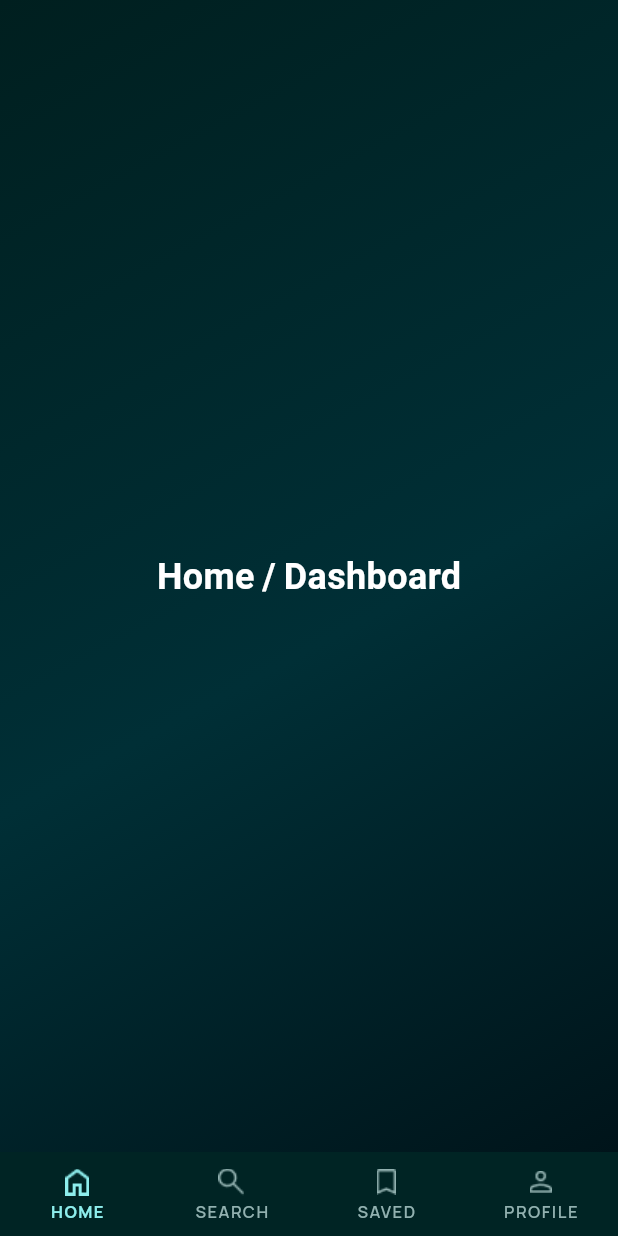
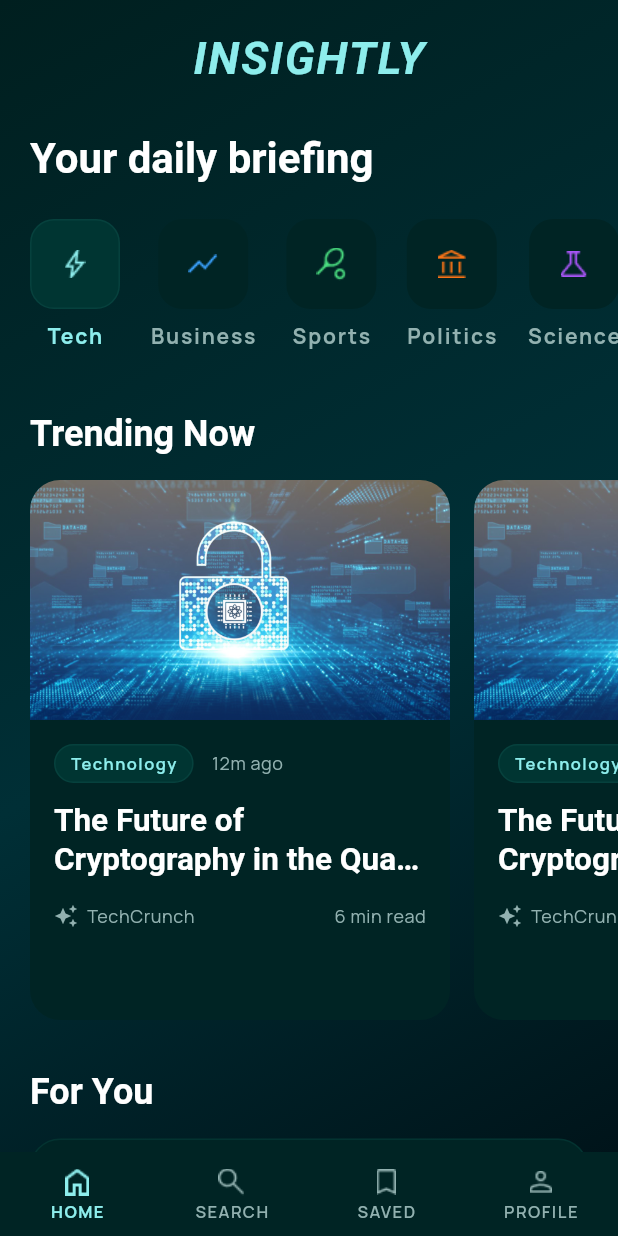
Before and after one commit to HanyaEssam/News_App-Flutter, a Flutter app: the screen it shows after launch, on a phone screen of 412 x 824 dp. Run offline on Flutter 3.47's test engine with Material 3 defaults, Android fonts, the phone set to English and light mode, and no system bars; our stand-ins replace google_fonts; Roboto replaces fonts that are missing (Times New Roman).

Commit message:
home screen

```diff
--- /dev/null
+++ b/lib/core/widgets/home_widgets/category_list.dart
@@ -0,0 +1,72 @@
+import 'package:flutter/material.dart';
+import '../../../core/theme/app_colors.dart';
+
+class CategoryList extends StatefulWidget {
+  const CategoryList({super.key});
+
+  @override
+  State<CategoryList> createState() => _CategoryListState();
+}
+
+class _CategoryListState extends State<CategoryList> {
+  int selectedIndex = 0;
+
+  final List<Map<String, String>> categories = [
+    {'name': 'Tech', 'iconPath': 'assets/images/tech.png'},
+    {'name': 'Business', 'iconPath': 'assets/images/business.png'},
+    {'name': 'Sports', 'iconPath': 'assets/images/sport.png'},
+    {'name': 'Politics', 'iconPath': 'assets/images/politics.png'},
+    {'name': 'Science', 'iconPath': 'assets/images/science.png'},
+    {'name': 'Culture', 'iconPath': 'assets/images/culture.png'},
+  ];
+
+  @override
+  Widget build(BuildContext context) {
+    return SizedBox(
+      height: 95,
+      child: ListView.separated(
+        scrollDirection: Axis.horizontal,
+        padding: const EdgeInsets.symmetric(horizontal: 20),
+        itemCount: categories.length,
+        separatorBuilder: (context, index) => const SizedBox(width: 20),
+        itemBuilder: (context, index) {
+          bool isSelected = index == selectedIndex;
+
+          return GestureDetector(
+            onTap: () {
+              setState(() {
+                selectedIndex = index;
+              });
+            },
+            child: Column(
+              children: [
+                Container(
+                  height: 60,
+                  width: 60,
+                  alignment: Alignment.center,
+                  decoration: BoxDecoration(
+                    color: isSelected ? AppColors.inputFill : AppColors.cardDark,
+                    borderRadius: BorderRadius.circular(16),
+                    border: isSelected ? Border.all(color: AppColors.border) : null,
+                  ),
+                  child: Image.asset(
+                    categories[index]['iconPath']!,
+                    width: 32,
+                    height: 32,
+                  ),
+                ),
+                const SizedBox(height: 8),
+                Text(
+                  categories[index]['name']!,
+                  style: Theme.of(context).textTheme.titleSmall?.copyWith(
+                    color: isSelected ? AppColors.primary : AppColors.mutedText,
+                  ),
+                ),
+              ],
+            ),
+          );
+        },
+      ),
+    );
+  }
+}
--- /dev/null
+++ b/lib/core/widgets/home_widgets/for_you_card.dart
@@ -0,0 +1,153 @@
+import 'package:flutter/material.dart';
+import '../../../core/theme/app_colors.dart';
+
+// 1. Changed to a StatefulWidget
+class ForYouCard extends StatefulWidget {
+  final String label;
+  final String title;
+  final String description;
+  final String time;
+  final String readTime;
+  final String source;
+
+  const ForYouCard({
+    super.key,
+    required this.label,
+    required this.title,
+    required this.description,
+    required this.time,
+    required this.readTime,
+    required this.source,
+  });
+
+  @override
+  State<ForYouCard> createState() => _ForYouCardState();
+}
+
+class _ForYouCardState extends State<ForYouCard> {
+  // 2. Added a variable to track if this specific article is saved
+  bool isSaved = false;
+
+  @override
+  Widget build(BuildContext context) {
+    return InkWell(
+      onTap: () {
+        // TODO: Navigate to Article Details Page
+      },
+      borderRadius: BorderRadius.circular(20),
+      child: Container(
+        margin: const EdgeInsets.only(bottom: 16),
+        padding: const EdgeInsets.all(16),
+        decoration: BoxDecoration(
+          color: AppColors.cardDark,
+          borderRadius: BorderRadius.circular(20),
+          border: Border.all(color: AppColors.border.withOpacity(0.5)),
+        ),
+        child: Column(
+          crossAxisAlignment: CrossAxisAlignment.start,
+          children: [
+            Row(
+              mainAxisAlignment: MainAxisAlignment.spaceBetween,
+              children: [
+                Row(
+                  children: [
+                    const Icon(Icons.lightbulb_outline, size: 16, color: AppColors.blue),
+                    const SizedBox(width: 8),
+                    Text(
+                      widget.label.toUpperCase(), // Note: we use widget.label in a State class
+                      style: Theme.of(context).textTheme.labelSmall?.copyWith(
+                        color: AppColors.blue,
+                      ),
+                    ),
+                  ],
+                ),
+
+                // 3. The updated IconButton
+                IconButton(
+                  // Swap between filled and outlined icons
+                  icon: Icon(
+                    isSaved ? Icons.bookmark : Icons.bookmark_border,
+                  ),
+                  // Highlight the icon with your primary cyan color when saved
+                  color: isSaved ? AppColors.primary : AppColors.mutedText,
+                  onPressed: () {
+                    // Tell Flutter to redraw the widget with the new state
+                    setState(() {
+                      isSaved = !isSaved; // Toggles between true and false
+                    });
+
+                    // Optional: Show a different message based on the state
+                    ScaffoldMessenger.of(context).clearSnackBars(); // Clears old popups
+                    ScaffoldMessenger.of(context).showSnackBar(
+                      SnackBar(
+                        content: Text(isSaved ? 'Article Saved!' : 'Article Removed from Saved'),
+                        duration: const Duration(seconds: 1),
+                      ),
+                    );
+                  },
+                ),
+
+              ],
+            ),
+            Row(
+              crossAxisAlignment: CrossAxisAlignment.start,
+              children: [
+                Expanded(
+                  child: Column(
+                    crossAxisAlignment: CrossAxisAlignment.start,
+                    children: [
+                      Text(
+                        widget.title,
+                        style: Theme.of(context).textTheme.headlineSmall,
+                      ),
+                      const SizedBox(height: 8),
+                      Text(
+                        widget.description,
+                        style: Theme.of(context).textTheme.bodyMedium,
+                        maxLines: 2,
+                        overflow: TextOverflow.ellipsis,
+                      ),
+                    ],
+                  ),
+                ),
+                const SizedBox(width: 16),
+                Container(
+                  height: 80,
+                  width: 80,
+                  decoration: BoxDecoration(
+                    borderRadius: BorderRadius.circular(12),
+                    image: const DecorationImage(
+                      image: AssetImage('assets/images/foryou_img.png'),
+                      fit: BoxFit.cover,
+                    ),
+                  ),
+                )
+              ],
+            ),
+            const SizedBox(height: 16),
+            Row(
+              children: [
+                Text(widget.time, style: Theme.of(context).textTheme.bodySmall),
+                const Padding(
+                  padding: EdgeInsets.symmetric(horizontal: 8.0),
+                  child: Text('•', style: TextStyle(color: AppColors.border)),
+                ),
+                Text(widget.readTime, style: Theme.of(context).textTheme.bodySmall),
+                const Padding(
+                  padding: EdgeInsets.symmetric(horizontal: 8.0),
+                  child: Text('•', style: TextStyle(color: AppColors.border)),
+                ),
+                Text(
+                  widget.source.toUpperCase(),
+                  style: Theme.of(context).textTheme.labelSmall?.copyWith(
+                    color: AppColors.white,
+                  ),
+                ),
+              ],
+            ),
+          ],
+        ),
+      ),
+    );
+  }
+}
--- /dev/null
+++ b/lib/core/widgets/home_widgets/trending_card.dart
@@ -0,0 +1,95 @@
+import 'package:flutter/material.dart';
+import '../../../core/theme/app_colors.dart';
+
+class TrendingCard extends StatelessWidget {
+  const TrendingCard({super.key});
+
+  @override
+  Widget build(BuildContext context) {
+    return InkWell(
+      onTap: () {
+        ScaffoldMessenger.of(context).showSnackBar(
+          const SnackBar(content: Text('Opening Trending Article...')),
+        );
+      },
+      borderRadius: BorderRadius.circular(20),
+      child: Container(
+        width: 280,
+        margin: const EdgeInsets.only(right: 16),
+        decoration: BoxDecoration(
+          color: AppColors.cardDark,
+          borderRadius: BorderRadius.circular(20),
+        ),
+        child: Column(
+          crossAxisAlignment: CrossAxisAlignment.start,
+          children: [
+
+            // FIX: Replaced the gradient with an actual image!
+            Container(
+              height: 160,
+              decoration: const BoxDecoration(
+                borderRadius: BorderRadius.vertical(top: Radius.circular(20)),
+                image: DecorationImage(
+                  // Using a dummy network image for now so you can see it working.
+                  // Replace with AssetImage('assets/images/your_pic.png') later!
+                  image: AssetImage('assets/images/trending_img.png'),
+                  fit: BoxFit.cover, // This makes the image fill the box perfectly
+                ),
+              ),
+            ),
+
+            Padding(
+              padding: const EdgeInsets.all(16.0),
+              child: Column(
+                crossAxisAlignment: CrossAxisAlignment.start,
+                children: [
+                  Row(
+                    children: [
+                      Container(
+                        padding: const EdgeInsets.symmetric(horizontal: 10, vertical: 4),
+                        decoration: BoxDecoration(
+                          color: AppColors.inputFill,
+                          borderRadius: BorderRadius.circular(20),
+                          border: Border.all(color: AppColors.border),
+                        ),
+                        child: Text(
+                          'Technology',
+                          style: Theme.of(context).textTheme.labelSmall?.copyWith(
+                            color: AppColors.primary,
+                          ),
+                        ),
+                      ),
+                      const SizedBox(width: 12),
+                      Text('12m ago', style: Theme.of(context).textTheme.bodySmall),
+                    ],
+                  ),
+                  const SizedBox(height: 12),
+                  Text(
+                    'The Future of Cryptography in the Quantum Era',
+                    style: Theme.of(context).textTheme.headlineSmall,
+                    maxLines: 2,
+                    overflow: TextOverflow.ellipsis,
+                  ),
+                  const SizedBox(height: 16),
+                  Row(
+                    mainAxisAlignment: MainAxisAlignment.spaceBetween,
+                    children: [
+                      Row(
+                        children: [
+                          const Icon(Icons.auto_awesome, size: 16, color: AppColors.mutedText),
+                          const SizedBox(width: 6),
+                          Text('TechCrunch', style: Theme.of(context).textTheme.bodySmall),
+                        ],
+                      ),
+                      Text('6 min read', style: Theme.of(context).textTheme.bodySmall),
+                    ],
+                  ),
+                ],
+              ),
+            ),
+          ],
+        ),
+      ),
+    );
+  }
+}
--- a/lib/ui/home/screens/home_screen.dart
+++ b/lib/ui/home/screens/home_screen.dart
@@ -4,6 +4,10 @@ import '../../search/search_screen.dart';
 import '../../profile/profile_screen.dart';
 import '../../save/save_screen.dart';
 import 'package:news/core/widgets/background_color/app_background.dart';
+
+import 'package:news/core/widgets/home_widgets/category_list.dart';
+import 'package:news/core/widgets/home_widgets/trending_card.dart';
+import 'package:news/core/widgets/home_widgets/for_you_card.dart';
 
 class HomeLayout extends StatefulWidget {
   static const String routeName = '/home';
@@ -16,7 +20,6 @@ class HomeLayout extends StatefulWidget {
 
 class _HomeLayoutState extends State<HomeLayout> {
   int _currentIndex = 0;
-
 
   final List<Widget> _pages = const [
     HomeTabContent(),
@@ -53,14 +56,96 @@ class HomeTabContent extends StatelessWidget {
   Widget build(BuildContext context) {
     return Scaffold(
       body: AppBackground(
-        child: const Center(
-          child: Text(
-            'Home / Dashboard',
-            style: TextStyle(
-              fontSize: 24,
-              color: Colors.white,
-              fontWeight: FontWeight.bold,
-              fontFamily: 'Times New Roman',
+        child: SafeArea(
+          child: SingleChildScrollView(
+            child: Column(
+              crossAxisAlignment: CrossAxisAlignment.start,
+              children: [
+                const SizedBox(height: 20),
+
+                // 1. App Logo Header (headlineLarge)
+                Center(
+                  child: Text(
+                    'INSIGHTLY',
+                    style: Theme.of(context).textTheme.headlineLarge,
+                  ),
+                ),
+                const SizedBox(height: 30),
+
+                // 2. Daily Briefing Text (displaySmall)
+                Padding(
+                  padding: const EdgeInsets.symmetric(horizontal: 20.0),
+                  child: Text(
+                    'Your daily briefing',
+                    style: Theme.of(context).textTheme.displaySmall,
+                  ),
+                ),
+                const SizedBox(height: 24),
+
+                // 3. Horizontal Category List
+                const CategoryList(),
+                const SizedBox(height: 32),
+
+                // 4. Trending Now Section (headlineMedium)
+                Padding(
+                  padding: const EdgeInsets.symmetric(horizontal: 20.0),
+                  child: Text(
+                    'Trending Now',
+                    style: Theme.of(context).textTheme.headlineMedium,
+                  ),
+                ),
+                const SizedBox(height: 16),
+
+                // Horizontal scrollable list for Trending Cards
+                SizedBox(
+                  height: 360,
+                  child: ListView.builder(
+                    scrollDirection: Axis.horizontal,
+                    padding: const EdgeInsets.symmetric(horizontal: 20),
+                    itemCount: 3,
+                    itemBuilder: (context, index) {
+                      return const TrendingCard();
+                    },
+                  ),
+                ),
+                const SizedBox(height: 32),
+
+                // 5. For You Section (headlineMedium)
+                Padding(
+                  padding: const EdgeInsets.symmetric(horizontal: 20.0),
+                  child: Text(
+                    'For You',
+                    style: Theme.of(context).textTheme.headlineMedium,
+                  ),
+                ),
+                const SizedBox(height: 16),
+
+                // Vertical list for 'For You' Cards
+                Padding(
+                  padding: const EdgeInsets.symmetric(horizontal: 20.0),
+                  child: Column(
+                    children: const [
+                      ForYouCard(
+                        label: 'Based on your interest in Technology',
+                        title: "Silicon Valley's New obsession with Bio-Organic Chips",
+                        description: 'Researchers are pioneering a new wave of computing that...',
+                        time: '2h ago',
+                        readTime: '12 min read',
+                        source: 'Wired',
+                      ),
+                      ForYouCard(
+                        label: 'Discovery of the week',
+                        title: "The Arctic's Hidden Ocean: A Continent-Sized Reservoir",
+                        description: 'Deep beneath the ice shelf, scientists have mapped a previously unknown freshwater body that could redefine our climate models...',
+                        time: '6h ago',
+                        readTime: '8 min read',
+                        source: 'National Geographic',
+                      ),
+                    ],
+                  ),
+                ),
+                const SizedBox(height: 40),
+              ],
             ),
           ),
         ),
```
Also changed, not shown: assets/images/business.png (added), assets/images/culture.png (added), assets/images/foryou_img.png (added), assets/images/politics.png (added), assets/images/science.png (added), assets/images/sport.png (added), assets/images/tech.png (added), assets/images/trending_img.png (added), lib/ui/auth/login/login_screen.dart (line endings or trailing spaces).
